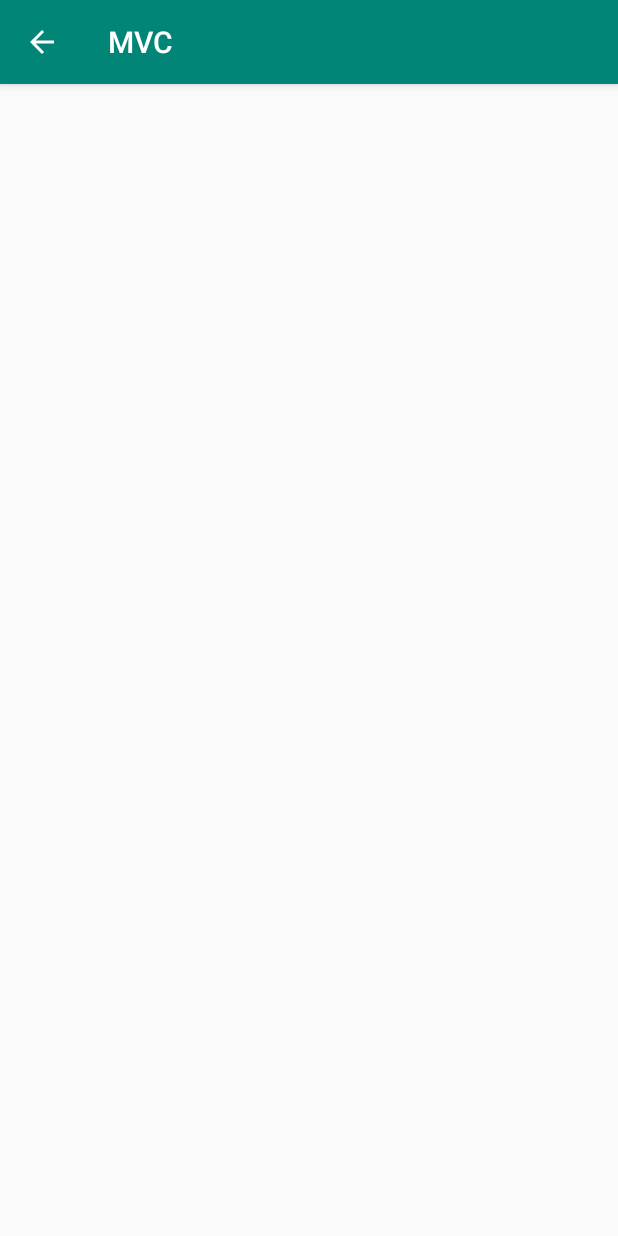
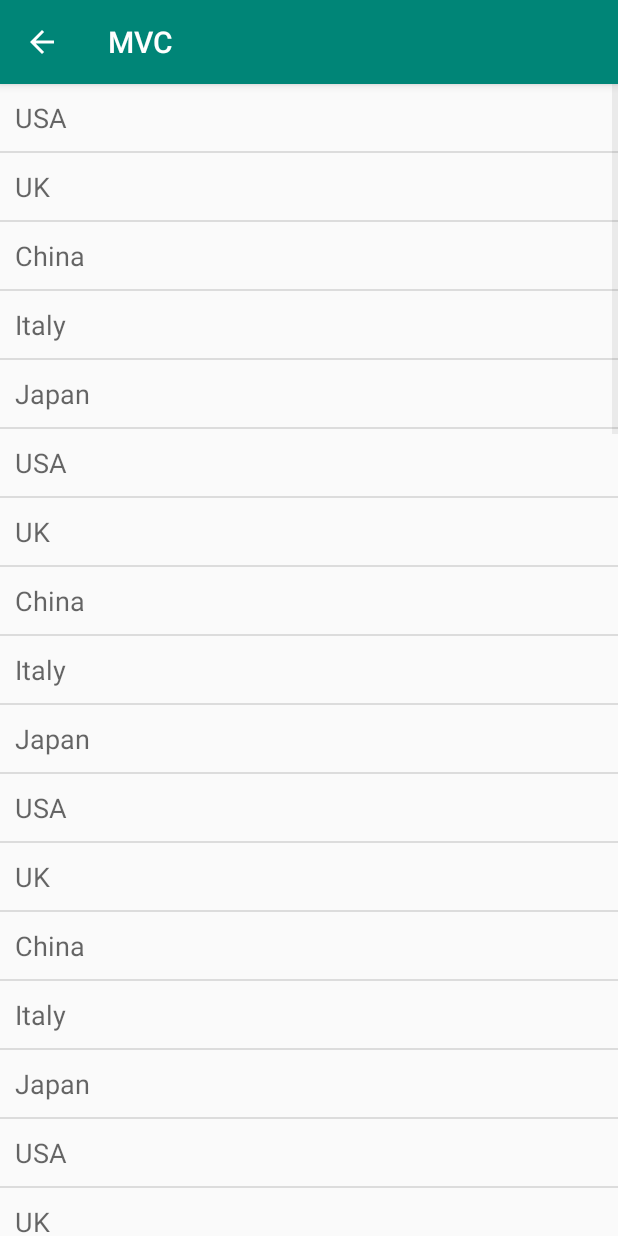
Before and after one commit to myrzash/AndroidModels, an Android app: the MVCActivity screen opened directly, with no data from a screen before it, on a phone screen of 412 x 824 dp. Run offline under Robolectric (Android 15) with nearby library versions, the phone set to English and light mode, and no system bars.

Commit message:
mvc started

```diff
--- a/app/src/main/java/kz/nice/modelsrxjava/mvc/MVCActivity.kt
+++ b/app/src/main/java/kz/nice/modelsrxjava/mvc/MVCActivity.kt
@@ -2,13 +2,41 @@ package kz.nice.modelsrxjava.mvc
 
 import android.support.v7.app.AppCompatActivity
 import android.os.Bundle
+import android.widget.AdapterView
+import android.widget.ArrayAdapter
+import android.widget.Toast
+import kotlinx.android.synthetic.main.activity_mvc.*
 import kz.nice.modelsrxjava.R
 
 class MVCActivity : AppCompatActivity() {
+
+    private lateinit var adapter: ArrayAdapter<String>
+    val listValues: ArrayList<String> = ArrayList()
 
     override fun onCreate(savedInstanceState: Bundle?) {
         super.onCreate(savedInstanceState)
         setContentView(R.layout.activity_mvc)
         setTitle("MVC")
+
+        adapter = ArrayAdapter(this, R.layout.row_layout, R.id.textViewName, listValues)
+        listViewMVC.adapter = adapter
+        listViewMVC.setOnItemClickListener(AdapterView.OnItemClickListener { parent, view, position, id ->
+            Toast.makeText(this, "clicked ${listValues.get(position)}", Toast.LENGTH_SHORT).show()
+        })
+        val list = arrayListOf<String>()
+        for (i in 0..10) {
+            list.add("USA")
+            list.add("UK")
+            list.add("China")
+            list.add("Italy")
+            list.add("Japan")
+        }
+        setListValues(list)
+    }
+
+    fun setListValues(values: List<String>) {
+        listValues.clear()
+        listValues.addAll(values)
+        adapter.notifyDataSetChanged()
     }
 }
--- a/app/src/main/res/layout/activity_mvc.xml
+++ b/app/src/main/res/layout/activity_mvc.xml
@@ -1,10 +1,12 @@
 <?xml version="1.0" encoding="utf-8"?>
-<android.support.constraint.ConstraintLayout
+<LinearLayout
         xmlns:android="http://schemas.android.com/apk/res/android"
         xmlns:tools="http://schemas.android.com/tools"
-        xmlns:app="http://schemas.android.com/apk/res-auto"
         android:layout_width="match_parent"
         android:layout_height="match_parent"
         tools:context=".mvc.MVCActivity">
 
-</android.support.constraint.ConstraintLayout>
+    <ListView android:id="@+id/listViewMVC"
+              android:layout_width="match_parent"
+              android:layout_height="match_parent"/>
+</LinearLayout>
--- /dev/null
+++ b/app/src/main/res/layout/row_layout.xml
@@ -0,0 +1,11 @@
+<?xml version="1.0" encoding="utf-8"?>
+<LinearLayout xmlns:android="http://schemas.android.com/apk/res/android"
+              android:layout_width="match_parent"
+              android:layout_height="match_parent">
+
+    <TextView android:layout_width="match_parent"
+              android:padding="10dp"
+              android:layout_height="wrap_content"
+              android:textAppearance="?android:attr/textAppearanceMedium"
+              android:id="@+id/textViewName"/>
+</LinearLayout>
```
